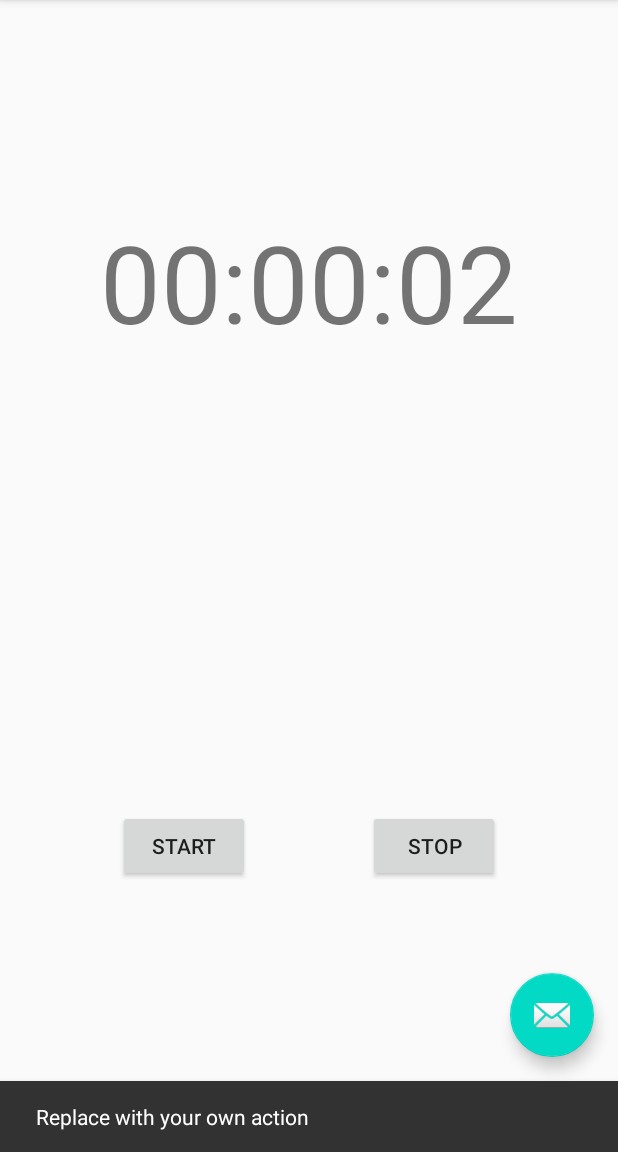
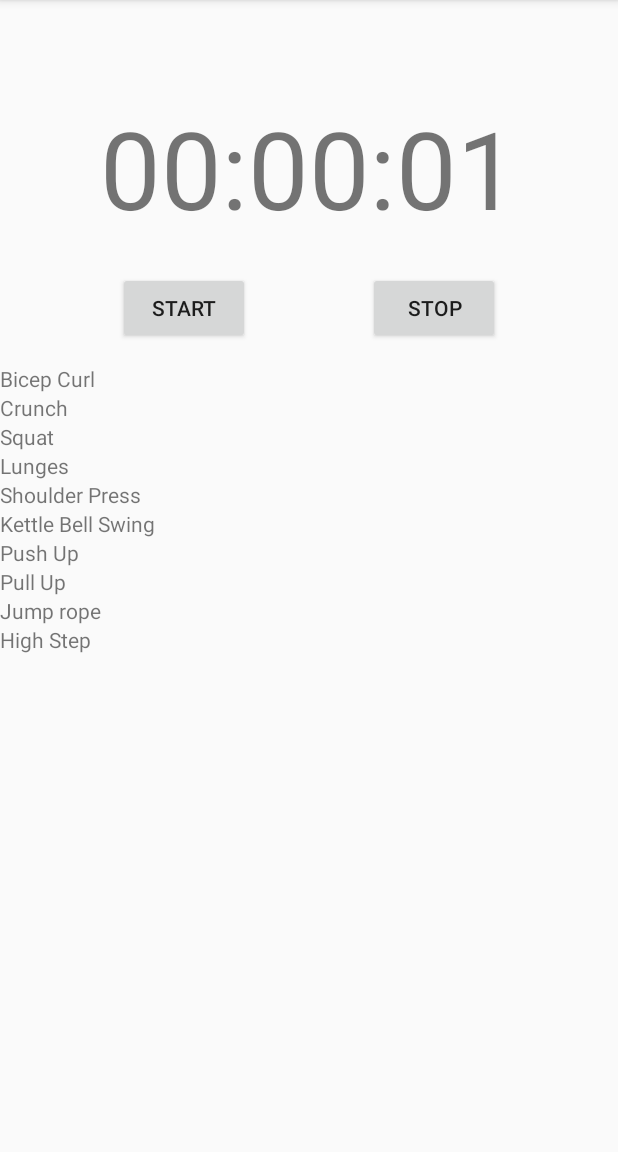
Before and after one commit to ECarpenter/ExerciseTimer, an Android app: the screen it shows after launch (MainActivity), after a tap on "STOP", on a phone screen of 412 x 824 dp, the part 84-1236 px from its top. Run offline under Robolectric (Android 15) with nearby library versions, the phone set to English and light mode, and no system bars; 2 other taps on this screen came first.

Commit message:
First implementation of RecyclerView

```diff
--- a/app/src/main/java/com/example/exercisetimer/FirstFragment.java
+++ b/app/src/main/java/com/example/exercisetimer/ClockAndControlFragment.java
@@ -9,9 +9,55 @@ import android.widget.TextView;
 
 import androidx.annotation.NonNull;
 import androidx.fragment.app.Fragment;
-import androidx.navigation.fragment.NavHostFragment;
+import androidx.recyclerview.widget.LinearLayoutManager;
+import androidx.recyclerview.widget.RecyclerView;
 
-public class FirstFragment extends Fragment {
+public class ClockAndControlFragment extends Fragment {
+
+    private TextView clockDisplay;
+    private Handler clockHandler;
+    private RecyclerView exerciseList;
+    private RecyclerView.Adapter listAdapter;
+    private RecyclerView.LayoutManager listLayoutManager;
+    private long startTime;
+
+
+    public static class ExerciseListAdapter extends RecyclerView.Adapter<ExerciseListAdapter.ExerciseListViewHolder> {
+        private String[] exerciseNames;
+
+        public ExerciseListAdapter(String[] list) {
+            exerciseNames = list;
+        }
+
+        @NonNull
+        @Override
+        public ExerciseListViewHolder onCreateViewHolder(@NonNull ViewGroup parent, int viewType) {
+            View item = LayoutInflater.from(parent.getContext()).inflate(R.layout.exercise_item, parent, false);
+            TextView textItem = (TextView)item.findViewById(R.id.exerciseItem);
+            return new ExerciseListViewHolder(item);
+        }
+
+        @Override
+        public void onBindViewHolder(@NonNull ExerciseListViewHolder holder, int position) {
+            holder.textView.setText(exerciseNames[position]);
+        }
+
+        @Override
+        public int getItemCount() {
+            return exerciseNames.length;
+        }
+
+        public static class ExerciseListViewHolder extends RecyclerView.ViewHolder {
+            public TextView textView;
+
+            public ExerciseListViewHolder(@NonNull View itemView) {
+                super(itemView);
+
+
+                textView = (TextView)itemView.findViewById(R.id.exerciseItem);
+            }
+        }
+    }
 
     @Override
     public View onCreateView(
@@ -19,17 +65,29 @@ public class FirstFragment extends Fragment {
             Bundle savedInstanceState
     ) {
         // Inflate the layout for this fragment
-        return inflater.inflate(R.layout.fragment_first, container, false);
+        return inflater.inflate(R.layout.clock_and_control, container, false);
     }
 
     public void onViewCreated(@NonNull View view, Bundle savedInstanceState) {
         super.onViewCreated(view, savedInstanceState);
 
-        final long[] startTime = {System.currentTimeMillis()};
 
-        final TextView clockDisplay = (TextView) view.findViewById(R.id.clock_display);
-        final Handler clockHandler = new Handler();
+
+        clockDisplay = (TextView) view.findViewById(R.id.clock_display);
+        clockHandler = new Handler();
+        exerciseList = (RecyclerView) view.findViewById(R.id.ExerciseListView);
+
+        exerciseList.setHasFixedSize(true);
+        listLayoutManager = new LinearLayoutManager(getContext());
+        exerciseList.setLayoutManager(listLayoutManager);
+
+        String[] tempList = getResources().getStringArray(R.array.exercise_names);
+        listAdapter = new ExerciseListAdapter(tempList);
+        exerciseList.setAdapter(listAdapter);
+
         clockDisplay.setText(getString(R.string.clock_display,0,0,0));
+
+
         class clockRunnable implements Runnable {
             private Handler clockHandler;
             private TextView clockDisplay;
@@ -43,13 +101,8 @@ public class FirstFragment extends Fragment {
 
             public clockRunnable(Handler clockHandler, long startTime, TextView clockDisplay){
                 this.clockHandler = clockHandler;
-                //this.startTime = startTime;
                 this.clockDisplay = clockDisplay;
                 this.running = false;
-                //this.elapsedTime = System.currentTimeMillis() - this.startTime;
-                //this.elapsedSeconds = this.elapsedTime/1000;
-                //this.elapsedMinutes = this.elapsedSeconds/60;
-                //this.elapsedHours = this.elapsedMinutes/60;
             }
 
             public void setStartTime(long startTime) {
@@ -73,14 +126,14 @@ public class FirstFragment extends Fragment {
             }
         }
 
-        final clockRunnable clockRunner = new clockRunnable(clockHandler, startTime[0], clockDisplay);
+        final clockRunnable clockRunner = new clockRunnable(clockHandler, startTime, clockDisplay);
 
 
         view.findViewById(R.id.button_start).setOnClickListener(new View.OnClickListener() {
             @Override
             public void onClick(View view) {
-                startTime[0] = System.currentTimeMillis();
-                clockRunner.setStartTime(startTime[0]);
+                startTime = System.currentTimeMillis();
+                clockRunner.setStartTime(startTime);
                 clockRunner.setRunning(true);
                 clockHandler.post(clockRunner);
             }
--- a/app/src/main/java/com/example/exercisetimer/SecondFragment.java
+++ b/app/src/main/java/com/example/exercisetimer/ExerciseListFragment.java
@@ -7,9 +7,8 @@ import android.view.ViewGroup;
 
 import androidx.annotation.NonNull;
 import androidx.fragment.app.Fragment;
-import androidx.navigation.fragment.NavHostFragment;
 
-public class SecondFragment extends Fragment {
+public class ExerciseListFragment extends Fragment {
 
     @Override
     public View onCreateView(
@@ -17,18 +16,13 @@ public class SecondFragment extends Fragment {
             Bundle savedInstanceState
     ) {
         // Inflate the layout for this fragment
-        return inflater.inflate(R.layout.fragment_second, container, false);
+        return inflater.inflate(R.layout.exercise_list_edit, container, false);
     }
 
     public void onViewCreated(@NonNull View view, Bundle savedInstanceState) {
         super.onViewCreated(view, savedInstanceState);
 
-        view.findViewById(R.id.button_second).setOnClickListener(new View.OnClickListener() {
-            @Override
-            public void onClick(View view) {
-                NavHostFragment.findNavController(SecondFragment.this)
-                        .navigate(R.id.action_SecondFragment_to_FirstFragment);
-            }
-        });
+
+
     }
 }
--- a/app/src/main/java/com/example/exercisetimer/MainActivity.java
+++ b/app/src/main/java/com/example/exercisetimer/MainActivity.java
@@ -22,14 +22,7 @@ public class MainActivity extends AppCompatActivity {
         Toolbar toolbar = findViewById(R.id.toolbar);
         setSupportActionBar(toolbar);
 
-        FloatingActionButton fab = findViewById(R.id.fab);
-        fab.setOnClickListener(new View.OnClickListener() {
-            @Override
-            public void onClick(View view) {
-                Snackbar.make(view, "Replace with your own action", Snackbar.LENGTH_LONG)
-                        .setAction("Action", null).show();
-            }
-        });
+
     }
 
     @Override
--- a/app/src/main/res/layout/activity_main.xml
+++ b/app/src/main/res/layout/activity_main.xml
@@ -22,12 +22,4 @@
 
     <include layout="@layout/content_main" />
 
-    <com.google.android.material.floatingactionbutton.FloatingActionButton
-        android:id="@+id/fab"
-        android:layout_width="wrap_content"
-        android:layout_height="wrap_content"
-        android:layout_gravity="bottom|end"
-        android:layout_margin="@dimen/fab_margin"
-        app:srcCompat="@android:drawable/ic_dialog_email" />
-
 </androidx.coordinatorlayout.widget.CoordinatorLayout>
--- a/app/src/main/res/layout/fragment_first.xml
+++ b/app/src/main/res/layout/clock_and_control.xml
@@ -4,19 +4,18 @@
     xmlns:tools="http://schemas.android.com/tools"
     android:layout_width="match_parent"
     android:layout_height="match_parent"
-    tools:context=".FirstFragment">
+    tools:context=".ClockAndControlFragment">
 
     <Button
         android:id="@+id/button_start"
         android:layout_width="wrap_content"
         android:layout_height="wrap_content"
         android:text="@string/start"
-        app:layout_constraintBottom_toBottomOf="parent"
+        app:layout_constraintBottom_toTopOf="@+id/ExerciseListView"
         app:layout_constraintEnd_toStartOf="@+id/button_stop"
-        app:layout_constraintHorizontal_bias="0.51"
+        app:layout_constraintHorizontal_bias="0.5"
         app:layout_constraintStart_toStartOf="parent"
-        app:layout_constraintTop_toTopOf="parent"
-        app:layout_constraintVertical_bias="0.75" />
+        app:layout_constraintTop_toBottomOf="@+id/clock_display" />
 
     <Button
         android:id="@+id/button_stop"
@@ -32,6 +31,7 @@
         android:id="@+id/clock_display"
         android:layout_width="284dp"
         android:layout_height="104dp"
+        android:layout_marginTop="32dp"
         android:text="@string/clock_display"
         android:textAlignment="center"
         android:textSize="72sp"
@@ -39,6 +39,17 @@
         app:layout_constraintEnd_toEndOf="parent"
         app:layout_constraintStart_toStartOf="parent"
         app:layout_constraintTop_toTopOf="parent"
-        app:layout_constraintVertical_bias="0.20999998" />
+        app:layout_constraintVertical_bias="0.050000012" />
+
+    <androidx.recyclerview.widget.RecyclerView
+        android:id="@+id/ExerciseListView"
+        android:layout_width="0dp"
+        android:layout_height="0dp"
+        android:layout_marginTop="75dp"
+        app:layout_constraintBottom_toBottomOf="parent"
+        app:layout_constraintEnd_toEndOf="parent"
+        app:layout_constraintStart_toStartOf="parent"
+        app:layout_constraintTop_toBottomOf="@+id/clock_display"
+        app:layout_constraintVertical_bias="0.85" />
 
 </androidx.constraintlayout.widget.ConstraintLayout>
--- /dev/null
+++ b/app/src/main/res/layout/exercise_item.xml
@@ -0,0 +1,14 @@
+<?xml version="1.0" encoding="utf-8"?>
+<LinearLayout xmlns:android="http://schemas.android.com/apk/res/android"
+    xmlns:app="http://schemas.android.com/apk/res-auto"
+    xmlns:tools="http://schemas.android.com/tools"
+    android:id="@+id/exerciseItemContainer"
+    android:layout_width="match_parent"
+    android:layout_height="wrap_content">
+
+    <TextView
+        android:id="@+id/exerciseItem"
+        android:layout_width="wrap_content"
+        android:layout_height="wrap_content"
+        android:text="TextView" />
+</LinearLayout>
--- /dev/null
+++ b/app/src/main/res/layout/exercise_list_edit.xml
@@ -0,0 +1,7 @@
+<?xml version="1.0" encoding="utf-8"?>
+<androidx.constraintlayout.widget.ConstraintLayout xmlns:android="http://schemas.android.com/apk/res/android"
+    xmlns:app="http://schemas.android.com/apk/res-auto"
+    xmlns:tools="http://schemas.android.com/tools"
+    android:layout_width="match_parent"
+    android:layout_height="match_parent"
+    tools:context=".ExerciseListFragment"/>
--- a/app/src/main/res/layout/fragment_second.xml
+++ /dev/null
@@ -1,27 +0,0 @@
-<?xml version="1.0" encoding="utf-8"?>
-<androidx.constraintlayout.widget.ConstraintLayout xmlns:android="http://schemas.android.com/apk/res/android"
-    xmlns:app="http://schemas.android.com/apk/res-auto"
-    xmlns:tools="http://schemas.android.com/tools"
-    android:layout_width="match_parent"
-    android:layout_height="match_parent"
-    tools:context=".SecondFragment">
-
-    <TextView
-        android:id="@+id/textview_second"
-        android:layout_width="wrap_content"
-        android:layout_height="wrap_content"
-        app:layout_constraintBottom_toTopOf="@id/button_second"
-        app:layout_constraintEnd_toEndOf="parent"
-        app:layout_constraintStart_toStartOf="parent"
-        app:layout_constraintTop_toTopOf="parent" />
-
-    <Button
-        android:id="@+id/button_second"
-        android:layout_width="wrap_content"
-        android:layout_height="wrap_content"
-        android:text="@string/previous"
-        app:layout_constraintBottom_toBottomOf="parent"
-        app:layout_constraintEnd_toEndOf="parent"
-        app:layout_constraintStart_toStartOf="parent"
-        app:layout_constraintTop_toBottomOf="@id/textview_second" />
-</androidx.constraintlayout.widget.ConstraintLayout>
--- a/app/src/main/res/navigation/nav_graph.xml
+++ b/app/src/main/res/navigation/nav_graph.xml
@@ -3,26 +3,24 @@
     xmlns:app="http://schemas.android.com/apk/res-auto"
     xmlns:tools="http://schemas.android.com/tools"
     android:id="@+id/nav_graph"
-    app:startDestination="@id/FirstFragment">
+    app:startDestination="@id/ClockAndControl">
 
     <fragment
-        android:id="@+id/FirstFragment"
-        android:name="com.example.exercisetimer.FirstFragment"
-        android:label="@string/first_fragment_label"
-        tools:layout="@layout/fragment_first">
-
+        android:id="@+id/ClockAndControl"
+        android:name="com.example.exercisetimer.ClockAndControlFragment"
+        android:label="@string/clock_and_control_label"
+        tools:layout="@layout/clock_and_control">
         <action
-            android:id="@+id/action_FirstFragment_to_SecondFragment"
-            app:destination="@id/SecondFragment" />
+            android:id="@+id/action_ClockAndControl_to_ExerciseList"
+            app:destination="@id/ExerciseListEdit" />
     </fragment>
     <fragment
-        android:id="@+id/SecondFragment"
-        android:name="com.example.exercisetimer.SecondFragment"
-        android:label="@string/second_fragment_label"
-        tools:layout="@layout/fragment_second">
-
+        android:id="@+id/ExerciseListEdit"
+        android:name="com.example.exercisetimer.ExerciseListFragment"
+        android:label="@string/exercise_list_label"
+        tools:layout="@layout/exercise_list_edit">
         <action
-            android:id="@+id/action_SecondFragment_to_FirstFragment"
-            app:destination="@id/FirstFragment" />
+            android:id="@+id/action_ExerciseList_to_ClockAndControl"
+            app:destination="@id/ClockAndControl" />
     </fragment>
 </navigation>
--- a/app/src/main/res/values/strings.xml
+++ b/app/src/main/res/values/strings.xml
@@ -2,13 +2,25 @@
     <string name="app_name">Exercise Timer</string>
     <string name="action_settings">Settings</string>
     <!-- Strings used for fragments for navigation -->
-    <string name="first_fragment_label">First Fragment</string>
-    <string name="second_fragment_label">Second Fragment</string>
+    <string name="exercise_list_label">Exercise List Edit</string>
+    <string name="clock_and_control_label">Clock And Control</string>
     <string name="start">START</string>
     <string name="stop">STOP</string>
     <string name="add">ADD</string>
     <string name="previous">Previous</string>
 
     <string name="clock_display">%1$02d:%2$02d:%3$02d</string>
-    <string name="hello_second_fragment">Hello second fragment. Arg: %1$s</string>
+    <string-array name="exercise_names">
+        <item>Bicep Curl</item>
+        <item>Crunch</item>
+        <item>Squat</item>
+        <item>Lunges</item>
+        <item>Shoulder Press</item>
+        <item>Kettle Bell Swing</item>
+        <item>Push Up</item>
+        <item>Pull Up</item>
+        <item>Jump rope</item>
+        <item>High Step</item>
+    </string-array>
+
 </resources>
```
